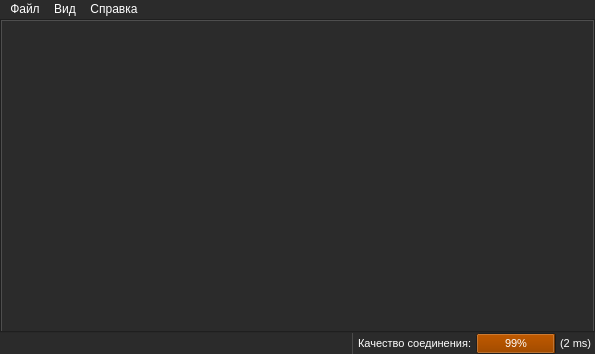
This is mainform.ui in tinelix/irc-client as Qt 5 draws it before an edit. The edited form follows.
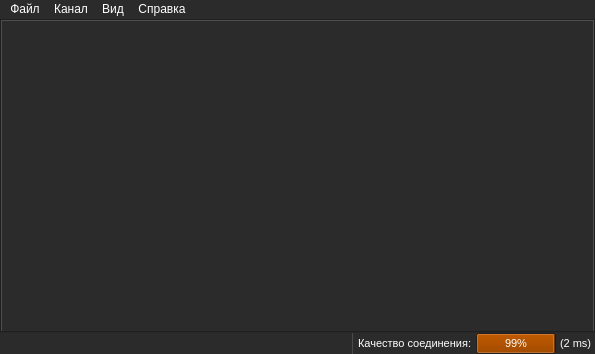
This is the edited form. Icons and pictures are not drawn.

The edit to the form file:
```diff
--- a/mainform.ui
+++ b/mainform.ui
@@ -255,7 +255,7 @@
      <x>0</x>
      <y>0</y>
      <width>595</width>
-     <height>21</height>
+     <height>29</height>
     </rect>
    </property>
    <property name="styleSheet">
@@ -284,7 +284,17 @@
     </property>
     <addaction name="settings_item"/>
    </widget>
+   <widget class="QMenu" name="menu_4">
+    <property name="title">
+     <string>Канал</string>
+    </property>
+    <addaction name="join_item"/>
+    <addaction name="leave_item"/>
+    <addaction name="separator"/>
+    <addaction name="msg_history"/>
+   </widget>
    <addaction name="menu"/>
+   <addaction name="menu_4"/>
    <addaction name="menu_3"/>
    <addaction name="menu_2"/>
   </widget>
```
Left out of the diff: 36 changed lines with no effect on the pictures.
